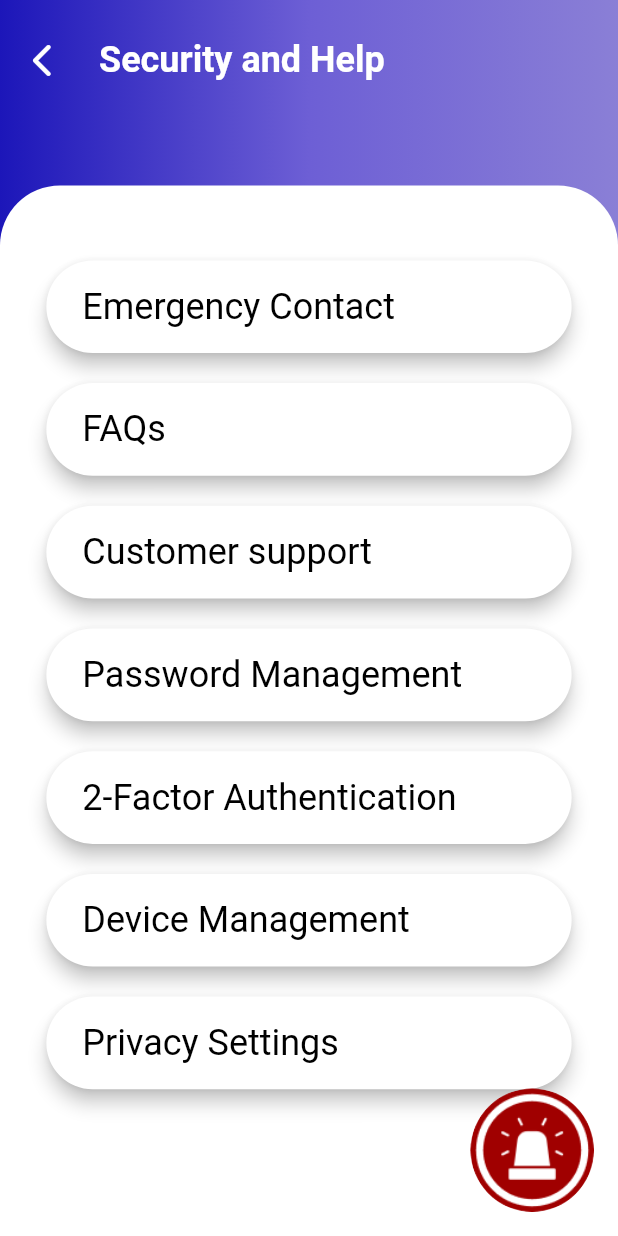
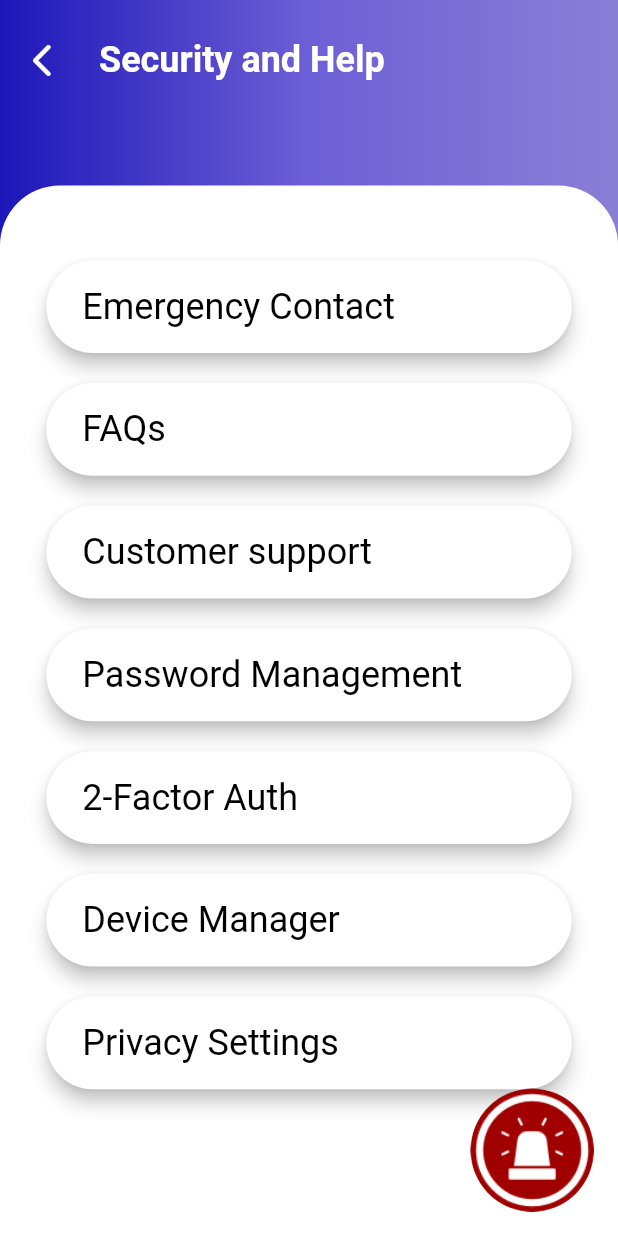
Before and after one commit to PulinduYK/VenomVerseApp, a Flutter app: the HelpPage widget shown alone on an empty page, opened directly, on a phone screen of 412 x 824 dp. Run offline on Flutter 3.47's test engine with Material 3 defaults, Android fonts, the light colour scheme and no system bars; our stand-ins replace camera, cloud_firestore, firebase_auth, firebase_core, google_fonts, image_picker; missing offline and left inert: photo_manager; accounts and stored records are empty.

Commit message:
Update help page

```diff
--- a/App/lib/Profile/pages/help_page.dart
+++ b/App/lib/Profile/pages/help_page.dart
@@ -1,5 +1,6 @@
 import 'package:flutter/material.dart';
 import 'package:venomverse/Profile/widgets/profile_page_template.dart';
+
 
 // HelpPage displays the help details.
 class HelpPage extends StatelessWidget {
@@ -38,13 +39,13 @@ class HelpPage extends StatelessWidget {
           ),
           SizedBox(height: 20),
           CustomButton(
-                text: "2-Factor Authentication",
+            text: "2-Factor Auth",
             onPressed: (){
             },
           ),
           SizedBox(height: 20),
           CustomButton(
-                text: "Device Management",
+            text: "Device Manager",
             onPressed: (){
             },
           ),
```
Lines whose indentation alone changed are shown as unchanged.
